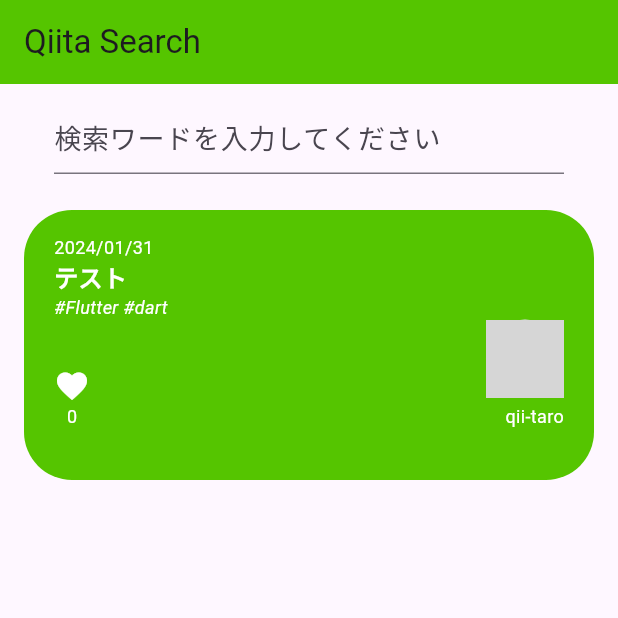
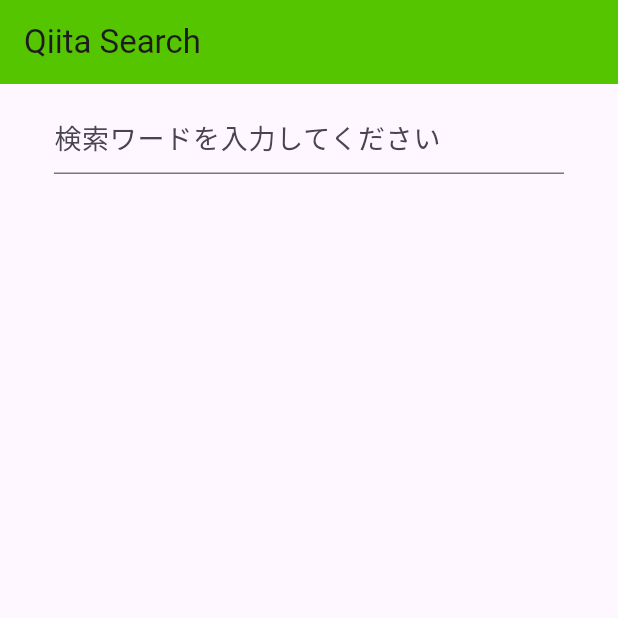
Before and after one commit to naoyamatsunaga/qiita_search, a Flutter app: the screen it shows after launch, on a phone screen of 412 x 824 dp, the top half of it. Run offline on Flutter 3.47's test engine with Material 3 defaults, Android fonts, the phone set to English and light mode, and no system bars; our stand-ins replace flutter_dotenv; grey boxes are pictures that could not be loaded.

Commit message:
記事一覧をスクロール可能にするためにListViewを追加

```diff
--- a/lib/screens/search_screen.dart
+++ b/lib/screens/search_screen.dart
@@ -4,7 +4,6 @@
 import 'package:flutter_dotenv/flutter_dotenv.dart';
 import 'package:http/http.dart' as http; // httpという変数を通して、httpパッケージにアクセス
 import 'package:qiita_search/models/article.dart';
-import 'package:qiita_search/models/user.dart';
 import 'package:qiita_search/widgets/article_container.dart';
 
 class SearchScreen extends StatefulWidget {
@@ -16,7 +15,7 @@
 
 class _SearchScreenState extends State<SearchScreen> {
   // 検索結果を格納する変数
-  List<Article> article = [];
+  List<Article> articles = [];
 
   @override
   Widget build(BuildContext context) {
@@ -45,22 +44,16 @@
                 // 検索処理を実行する
                 final results = await searchQiita(value);
                 // 検索結果を代入する
-                setState(() => article = results);
+                setState(() => articles = results);
               },
             ),
           ),
           // 検索一覧
-          ArticleContainer(
-            article: Article(
-              user: User(
-                id: 'qii-taro',
-                profileImageUrl:
-                    'https://firebasestorage.googleapis.com/v0/b/gs-expansion-test.appspot.com/o/unknown_person.png?alt=media',
-              ),
-              title: 'テスト',
-              createdAt: DateTime.now(),
-              tags: ['Flutter', 'dart'],
-              url: 'https://example.com',
+          Expanded(
+            child: ListView(
+              children: articles
+                  .map((article) => ArticleContainer(article: article))
+                  .toList(), // 配列を展開し、Widgetのリストに変換している。
             ),
           ),
         ],
```
